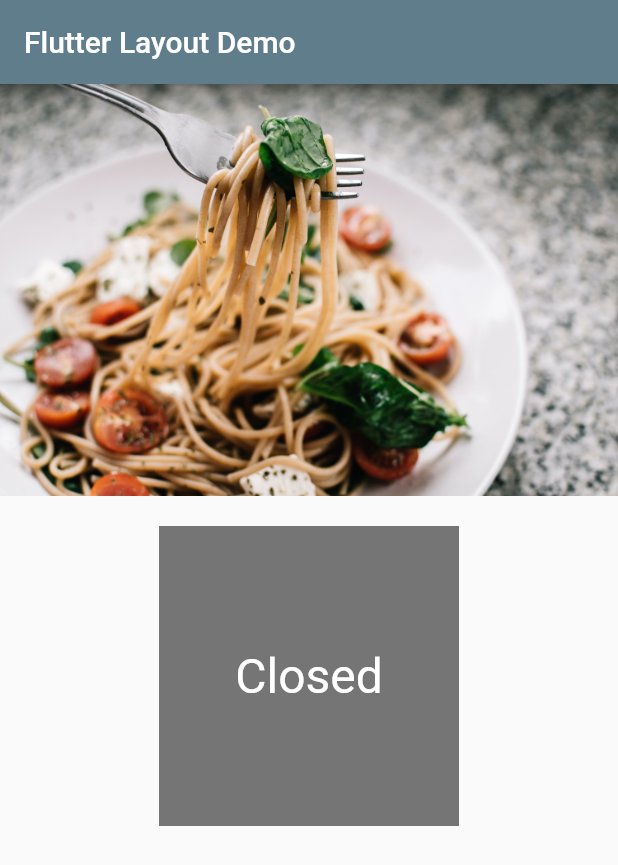
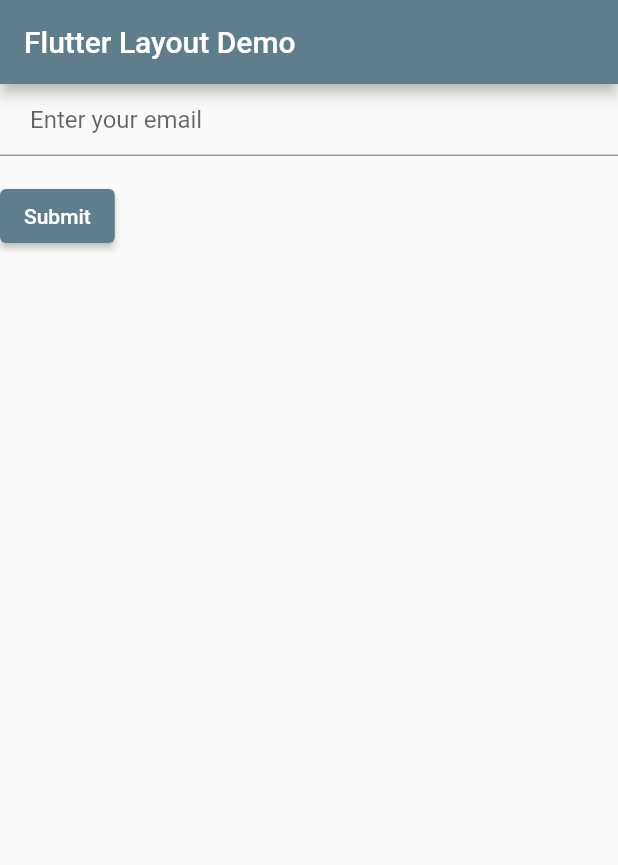
Before and after one commit to xebiaww/Flutter, a Flutter app: the screen it shows after launch, on a phone screen of 412 x 824 dp. Shown: the top 865 px of the screen. Run offline on Flutter 3.47's test engine with Material 2 defaults, Android fonts, the phone set to English and light mode, and no system bars.

Commit message:
Form | Email | Validate

```diff
--- a/lib/main.dart
+++ b/lib/main.dart
@@ -1,3 +1,4 @@
+import 'package:flutter/cupertino.dart';
 import 'package:flutter/material.dart';
 import 'dart:developer';
 void main() {
@@ -6,6 +7,8 @@
 
 class MyApp extends StatelessWidget {
   // This widget is the root of your application.
+  const MyApp({Key? key}):super(key: key);
+
   @override
   Widget build(BuildContext context) {
     log('MyApp build');
@@ -20,119 +23,72 @@
           appBar: AppBar(
             title: Text('Flutter Layout Demo '),
           ),
-          body: ListView(
-            children: [
-              Image.asset(
-                'images/mainimage.jpg',
-                fit: BoxFit.cover,
-              ),
-              _ParentWidget()
-            ],
+          body:  const _CheckEmailWidget(
+
           ),
         ));
   }
 }
 
-class _ParentWidget extends StatefulWidget {
+class _CheckEmailWidget extends StatefulWidget {
+
+  const _CheckEmailWidget({Key? key}):super(key: key);
+
   @override
-  _ParentWidgetState createState() {
+  _CheckEmailWidgetState createState() {
     // TODO: implement createState
-    return _ParentWidgetState();
+    return _CheckEmailWidgetState();
   }
 }
 
-class _ParentWidgetState extends State<_ParentWidget> {
-  bool _active = false;
-  int _favoriteCount = 42;
+class _CheckEmailWidgetState extends State<_CheckEmailWidget> {
 
-  void _handleTapboxChanged(bool newValue) => {
-        setState(() {
-          _active = newValue;
-        })
-      };
+  final GlobalKey<FormState> _formKey=GlobalKey<FormState>();
 
   @override
   Widget build(BuildContext context) {
     // TODO: implement build
     log('_ParentWidgetState build');
-    return Center(
-      child: Container(
-        padding: EdgeInsets.all(20),
-        child: ChildWidget(
-          _active,
-          _handleTapboxChanged,
-        ),
-        // child: ChildWidget(this.context, _active, _handleTapboxChanged(_active)),
+    return Form(
+      key: _formKey,
+      child: Column(
+        crossAxisAlignment: CrossAxisAlignment.start,
+        children: <Widget>[
+          TextFormField(
+            decoration: const InputDecoration(
+              hintText: 'Enter your email',
+              contentPadding: EdgeInsets.fromLTRB(20,0,0,0)
+            ),
+
+            validator: (String? value){
+              RegExp reg=RegExp(r"^[a-zA-Z0-9.a-zA-Z0-9.!#$%&'*+-/=?^_`{|}~]+@[a-zA-Z0-9]+\.[a-zA-Z]+");
+              if(value==null || value.isEmpty){
+                return 'Please enter email id';
+              }else if(!reg.hasMatch(value)){
+                return 'Please enter a valid email id';
+              }
+              return null;
+            },
+
+          ),
+          Padding(
+            padding: const EdgeInsets.symmetric(vertical: 16.0),
+            child: ElevatedButton(
+              onPressed: () {
+                if(_formKey.currentState!.validate()){
+                  //Process
+                }
+
+                  },
+            child: const Text('Submit'),
+
+            ),
+          ),
+
+        ],
       ),
+
 
     );
   }
 }
-
-class ChildWidget extends StatefulWidget {
-  bool active;
-  final ValueChanged<bool> onChanged;
-
-  ChildWidget(this.active, this.onChanged);
-
-
-
-
-
-
-
-  @override
-  State<StatefulWidget> createState() {
-    // TODO: implement createState
-    return ChildState();
-  }
-}
-
-class ChildState extends State<ChildWidget> {
-  bool highlight=false;
-
-  @override
-  Widget build(BuildContext context) {
-    // TODO: implement build
-    log('ChildWidget build');
-    return GestureDetector(
-      child: Container(
-        child: Center(
-          child: Text(widget.active ? 'Open' : 'Closed',
-              style: TextStyle(fontSize: 32.0, color: Colors.white)),
-        ),
-        width: 200.0,
-        height: 200.0,
-        decoration: BoxDecoration(
-          color: widget.active ? Colors.lightGreen[700] : Colors.grey[600],
-          border: highlight
-              ? Border.all(
-            color: Colors.teal[700],
-            width: 10.0,
-          )
-              : null,
-        ),
-      ),
-      onTap: _handleTap,
-      onTapDown: _handleTapDown,
-      onTapUp: _handleTapUp,
-    );
-  }
-
-  void _handleTap() {
-    widget.onChanged(!widget.active);
-  }
-
-
-  void _handleTapDown(TapDownDetails details) {
-    setState(() {
-      highlight=true;
-    });
-  }
-
-  void _handleTapUp(TapUpDetails details) {
-    setState(() {
-      highlight=false;
-    });
-  }
-}
--- a/pubspec.yaml
+++ b/pubspec.yaml
@@ -18,7 +18,7 @@
 version: 1.0.0+1
 
 environment:
-  sdk: ">=2.7.0 <3.0.0"
+  sdk: ">=2.12.0 <3.0.0"
 
 dependencies:
   flutter:
```
Also changed, not shown: pubspec.lock, screens/home1.png, screens/home2.png, screens/home3.png (deleted), 1 other file.
